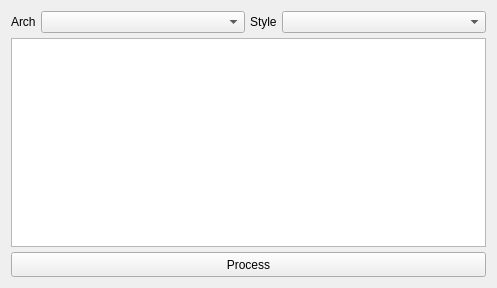
Old version of the form src/asmwindow.ui in the repository Wing-summer/WingAsm.
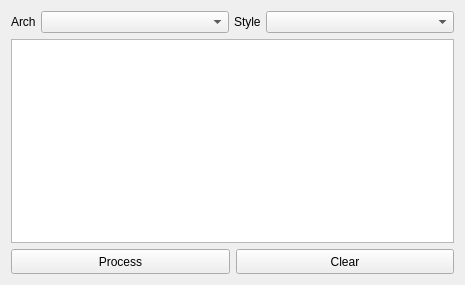
New version of the form. Custom widgets are drawn as their Qt base class.

The edit to the form file:
```diff
--- a/src/asmwindow.ui
+++ b/src/asmwindow.ui
@@ -6,17 +6,14 @@
    <rect>
     <x>0</x>
     <y>0</y>
-    <width>497</width>
-    <height>288</height>
+    <width>465</width>
+    <height>285</height>
    </rect>
   </property>
   <property name="windowTitle">
    <string notr="true"/>
   </property>
   <layout class="QVBoxLayout" name="verticalLayout">
-   <property name="spacing">
-    <number>5</number>
-   </property>
    <item>
     <layout class="QHBoxLayout" name="horizontalLayout">
      <property name="spacing">
@@ -68,6 +65,8 @@
     <widget class="QCodeEditor" name="textEdit"/>
    </item>
    <item>
+    <layout class="QHBoxLayout" name="horizontalLayout_2">
+     <item>
     <widget class="QPushButton" name="pushButton">
      <property name="minimumSize">
       <size>
@@ -80,6 +79,21 @@
      </property>
     </widget>
    </item>
+     <item>
+      <widget class="QPushButton" name="pushButton_2">
+       <property name="minimumSize">
+        <size>
+         <width>0</width>
+         <height>25</height>
+        </size>
+       </property>
+       <property name="text">
+        <string>Clear</string>
+       </property>
+      </widget>
+     </item>
+    </layout>
+   </item>
   </layout>
  </widget>
  <customwidgets>
```
Left out of the diff: 19 changed lines with no effect on the pictures. Lines whose indentation alone changed are shown as unchanged.
